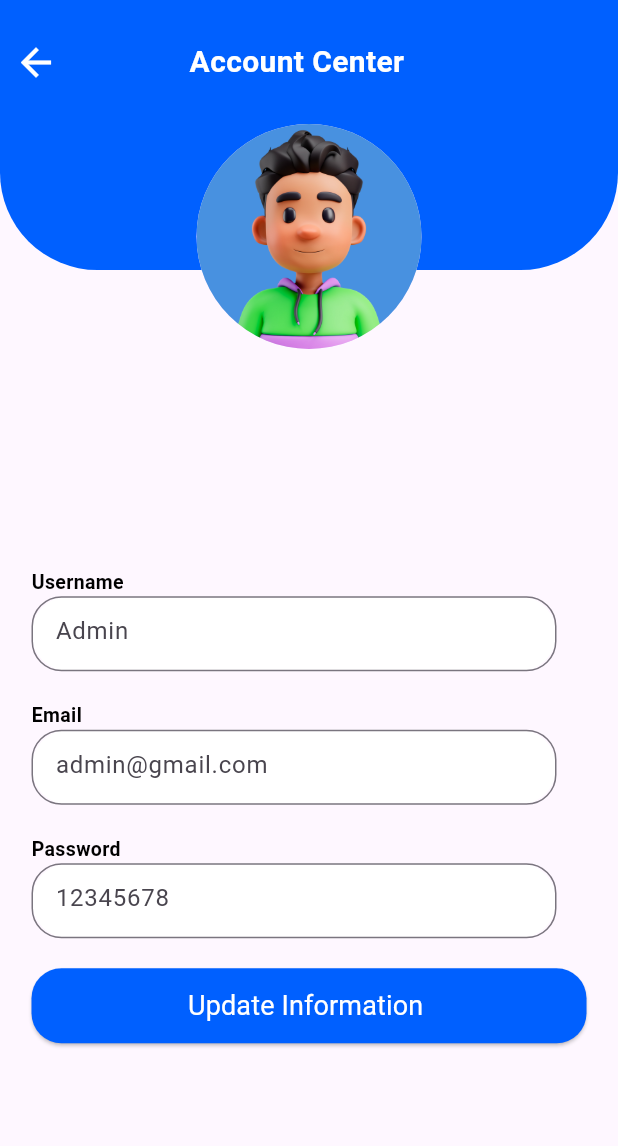
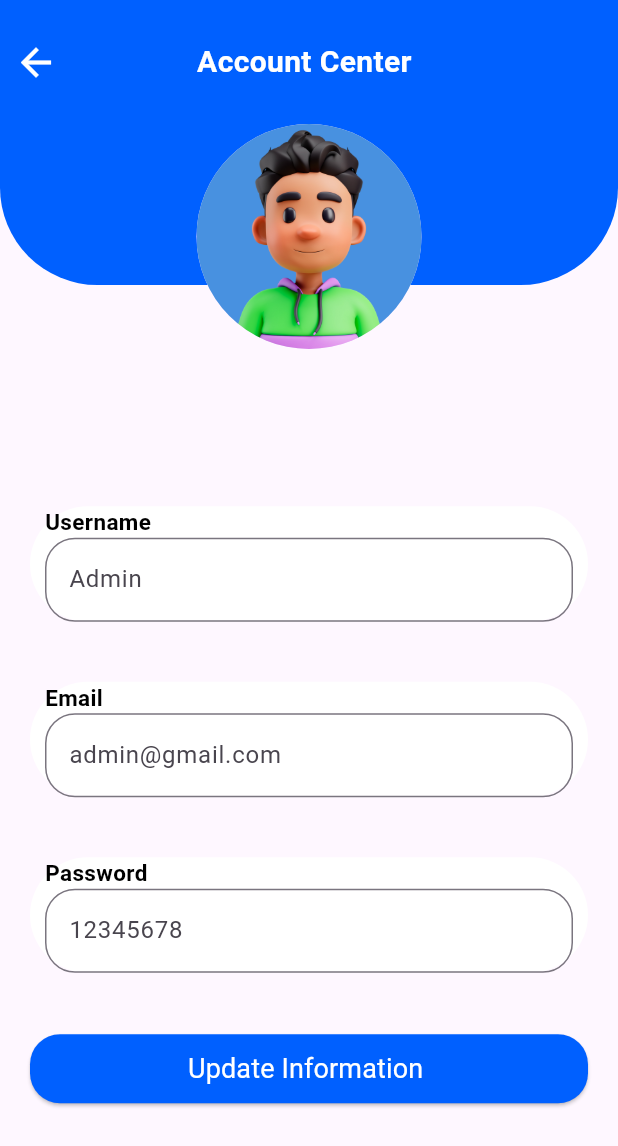
Before and after one commit to Nptp234/CLOTHES-FLUTTER, a Flutter app: the AccountCenter screen opened directly, on a phone screen of 412 x 824 dp. Shown: the top 1146 px of the screen. Run offline on Flutter 3.47's test engine with Material 3 defaults, Android fonts, the phone set to English and light mode, and no system bars; our stand-ins replace carousel_slider, dots_indicator, firebase_auth, firebase_core, flutter_rating_bar and 1 more; missing offline and left inert: dart:ffi; accounts and stored records are empty.

Commit message:
update display account center

```diff
--- a/lib/screens/accountCenter.dart
+++ b/lib/screens/accountCenter.dart
@@ -2,6 +2,7 @@ import 'package:clothes_app/objects/user.dart';
 import 'package:clothes_app/screens/account.dart';
 import 'package:clothes_app/screens/home.dart';
 import 'package:flutter/material.dart';
+import 'package:flutter/widgets.dart';
 
 class AccountCenter extends StatefulWidget {
   AccountCenter({super.key});
@@ -17,6 +18,10 @@ class _AccountCenterState extends State<AccountCenter> {
   final scaffoldKey = GlobalKey<ScaffoldState>();
   UserAcount user = UserAcount();
 
+  TextEditingController usernameController = TextEditingController();
+  TextEditingController emailController = TextEditingController();
+  TextEditingController passwordController = TextEditingController();
+
   @override
   Widget build(BuildContext context) {
     return Scaffold(
@@ -28,125 +33,25 @@ class _AccountCenterState extends State<AccountCenter> {
           child: Column(
           mainAxisAlignment: MainAxisAlignment.center,
           children: [
-            Padding(padding: EdgeInsets.fromLTRB(0, 0, 0, 0)),
             Column(
               crossAxisAlignment: CrossAxisAlignment.start,
               children: [
-                Text("Username",
-                style: TextStyle(
-                fontSize: 13,
-                fontWeight: FontWeight.bold,
-                color: Colors.black,
-            ),
-            ),
-            Container(
-              width: 350,
-                height: 50,
-                decoration: const BoxDecoration(
-                  color: Colors.white,
-                  borderRadius: BorderRadius.all(Radius.circular(60))
-                ),
-                child: Row(
+
+                Column(
+                  mainAxisAlignment: MainAxisAlignment.spaceEvenly,
+                  mainAxisSize: MainAxisSize.min,
                   children: [
-                    Expanded(
-                      flex: 8,
-                      child: TextFormField(
-                        decoration:  InputDecoration(
-                          hintText: user.name,
-                          focusColor: Colors.white,
-                          fillColor: Colors.grey,
-                          border: OutlineInputBorder(borderSide: BorderSide(color: Colors.grey, width: 0), borderRadius: BorderRadius.only(bottomLeft: Radius.circular(20), topLeft: Radius.circular(20),bottomRight: Radius.circular(20),topRight: Radius.circular(20))),
-                          focusedBorder: OutlineInputBorder(borderSide: BorderSide(color: Colors.grey, width: 0), borderRadius: BorderRadius.only(bottomLeft: Radius.circular(20), topLeft: Radius.circular(20),bottomRight: Radius.circular(20),topRight: Radius.circular(20))),
-                        ),
-                        onChanged: (value) {
-
-                        },
-                      ),
+                    _listFormFieldCustom('Username', user.name, usernameController),
+                    _listFormFieldCustom('Email', user.email, emailController),
+                    _listFormFieldCustom('Password', user.password, passwordController),
+                  ],
                 ),
 
-                  ],
-                ),
-              ),
-              SizedBox(height: 20,),
-              Text("Email",
-                style: TextStyle(
-                fontSize: 13,
-                fontWeight: FontWeight.bold,
-                color: Colors.black,
-            ),
-            ),
                 Container(
-                height: 50,
-                width: 350,
-                decoration: const BoxDecoration(
-                  color: Colors.white,
-                  borderRadius: BorderRadius.all(Radius.circular(60))
-                ),
-                child: Row(
-                  children: [
-                    Expanded(
-                      flex: 8,
-                      child: TextFormField(
-                        decoration:  InputDecoration(
-                          hintText: user.email,
-                          focusColor: Colors.white,
-                          fillColor: Colors.grey,
-                          border: OutlineInputBorder(borderSide: BorderSide(color: Colors.grey, width: 0), borderRadius: BorderRadius.only(bottomLeft: Radius.circular(20), topLeft: Radius.circular(20),bottomRight: Radius.circular(20),topRight: Radius.circular(20))),
-                          focusedBorder: OutlineInputBorder(borderSide: BorderSide(color: Colors.grey, width: 0), borderRadius: BorderRadius.only(bottomLeft: Radius.circular(20), topLeft: Radius.circular(20),bottomRight: Radius.circular(20),topRight: Radius.circular(20))),
-                        ),
-                        onChanged: (value) {
+                  width: double.infinity,
+                  padding: EdgeInsets.all(20),
 
-                        },
-                      ),
-                    ),
-
-
-                  ],
-                ),
-              ),
-              SizedBox(height: 20,),
-              Text("Password",
-                style: TextStyle(
-                fontSize: 13,
-                fontWeight: FontWeight.bold,
-                color: Colors.black,
-            ),
-            ),
-            Container(
-                width: 350,
-                height: 50,
-
-                decoration: const BoxDecoration(
-                  color: Colors.white,
-                  borderRadius: BorderRadius.all(Radius.circular(60))
-                ),
-                child: Row(
-                  children: [
-                    Expanded(
-                      flex: 8,
-                      child: TextFormField(
-                        obscureText: true,
-                        decoration:  InputDecoration(
-
-                          hintText: user.password,
-                          focusColor: Colors.white,
-                          fillColor: Colors.grey,
-                          border: OutlineInputBorder(borderSide: BorderSide(color: Colors.grey, width: 0), borderRadius: BorderRadius.only(bottomLeft: Radius.circular(20), topLeft: Radius.circular(20),bottomRight: Radius.circular(20),topRight: Radius.circular(20))),
-                          focusedBorder: OutlineInputBorder(borderSide: BorderSide(color: Colors.grey, width: 0), borderRadius: BorderRadius.only(bottomLeft: Radius.circular(20), topLeft: Radius.circular(20),bottomRight: Radius.circular(20),topRight: Radius.circular(20))),
-
-                        ),
-                        onChanged: (value) {
-
-                        },
-                      ),
-                    ),
-
-                  ],
-                ),
-              ),
-
-              SizedBox(height:20 ,),
-              ElevatedButton(
+                  child: ElevatedButton(
                     onPressed: (){},
                       style: ElevatedButton.styleFrom(
                       backgroundColor: Color(0xFF0060FF),
@@ -154,8 +59,7 @@ class _AccountCenterState extends State<AccountCenter> {
                       shape: RoundedRectangleBorder(borderRadius: BorderRadius.circular(20.0)),
                     ),
                     child: const SizedBox(
-                    width: 350,
-                    height: 30,
+                      width: double.infinity,
                       child: Row(
                         mainAxisAlignment: MainAxisAlignment.center,
                         crossAxisAlignment: CrossAxisAlignment.center,
@@ -164,25 +68,57 @@ class _AccountCenterState extends State<AccountCenter> {
                         ],
                       ),
                     ),
+                  ),
                 )
-
-
               ],
             ),
-
           ],
         ),
         ),
       ),
     );
   }
+
+  Widget _listFormFieldCustom(String title, String hint, TextEditingController input){
+    return Container(
+                  width: double.infinity,
+                  decoration: const BoxDecoration(
+                    color: Colors.white,
+                    borderRadius: BorderRadius.all(Radius.circular(50))
+                  ),
+                  margin: const EdgeInsets.all(20),
+                  padding: const EdgeInsets.only(left: 10, right: 10),
+                  child: Column(
+                    mainAxisAlignment: MainAxisAlignment.start,
+                    crossAxisAlignment: CrossAxisAlignment.start,
+                    children: [
+                      Text(title, style: TextStyle( fontSize: 15, fontWeight: FontWeight.bold, color: Colors.black,),),
+                      TextFormField(
+                        decoration:  InputDecoration(
+                          hintText: hint,
+                          focusColor: Colors.white,
+                          fillColor: Colors.grey,
+                          border: OutlineInputBorder(borderSide: BorderSide(color: Colors.grey, width: 0), borderRadius: BorderRadius.only(bottomLeft: Radius.circular(20), topLeft: Radius.circular(20),bottomRight: Radius.circular(20),topRight: Radius.circular(20))),
+                          focusedBorder: OutlineInputBorder(borderSide: BorderSide(color: Colors.grey, width: 0), borderRadius: BorderRadius.only(bottomLeft: Radius.circular(20), topLeft: Radius.circular(20),bottomRight: Radius.circular(20),topRight: Radius.circular(20))),
+                        ),
+                        controller: input,
+
+                        onChanged: (value) {
+
+                        },
+                      ),
+                    ],
+                  ),
+                );
+  }
+
   PreferredSize _headerAccountCenter(){
     return PreferredSize(
       preferredSize: const Size.fromHeight(250),
       child: Stack(
         children: [
           Container(
-            height: 180,
+            height: 190,
             decoration: const BoxDecoration(
               color: Color(0xFF0060FF),
               borderRadius: BorderRadius.only(bottomLeft: Radius.circular(65), bottomRight: Radius.circular(65)),
@@ -201,12 +137,12 @@ class _AccountCenterState extends State<AccountCenter> {
                   children: [
                     IconButton(
                       onPressed: (){
-
+                        Navigator.pop(context);
                       },
                       icon: const Icon(Icons.arrow_back, size: 30, color: Colors.white,)
                     ),
                     const SizedBox(
-                      width: 300,
+                      width: 310,
                       child: Text('Account Center', style: TextStyle(color: Colors.white, fontWeight: FontWeight.bold, fontSize: 20), textAlign: TextAlign.center,),
                     ),
 
```
Lines whose indentation alone changed are shown as unchanged.
